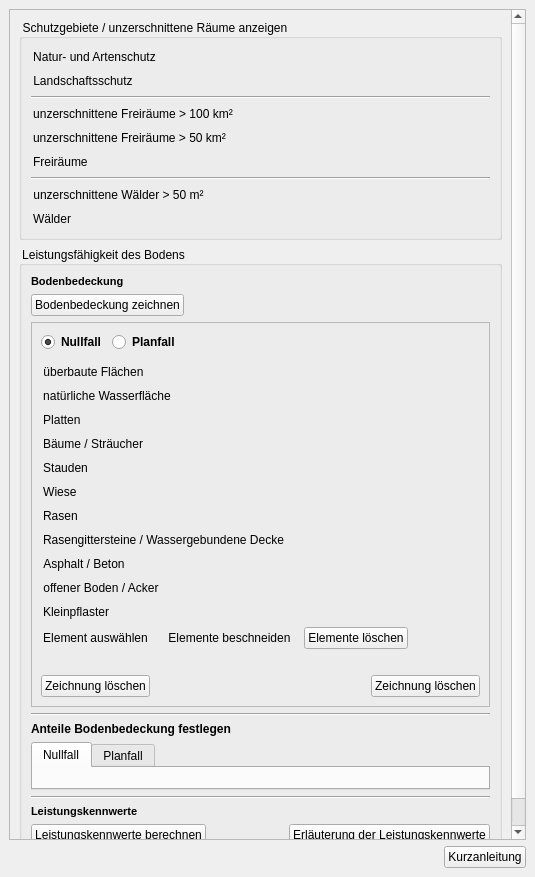
First picture: the form in projektcheck/ui/ProjektCheck_dockwidget_analysis_04-Oeko.ui, repository projektcheck/ProjektCheck-QGIS, before the edit.
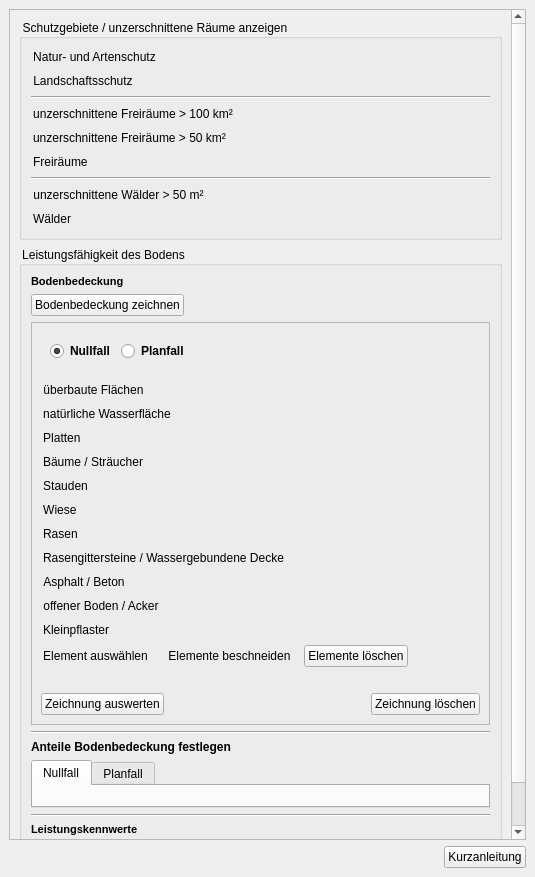
Second picture: the form after the edit. Icons and pictures are not drawn. Custom widgets are drawn as their Qt base class.

Commit message: fixed nullfall/planfall radio; ui changes

Patch:
```diff
--- a/projektcheck/ui/ProjektCheck_dockwidget_analysis_04-Oeko.ui
+++ b/projektcheck/ui/ProjektCheck_dockwidget_analysis_04-Oeko.ui
@@ -408,10 +408,8 @@
              </property>
              <layout class="QVBoxLayout" name="verticalLayout_5">
               <item>
-               <layout class="QHBoxLayout" name="horizontalLayout">
-                <property name="topMargin">
-                 <number>0</number>
-                </property>
+               <widget class="QWidget" name="widget" native="true">
+                <layout class="QHBoxLayout" name="horizontalLayout_2">
                 <item>
                  <widget class="QRadioButton" name="null_fall_radio">
                   <property name="sizePolicy">
@@ -497,6 +495,7 @@
                  </spacer>
                 </item>
                </layout>
+               </widget>
               </item>
               <item>
                <spacer name="verticalSpacer">
@@ -1073,11 +1072,17 @@
                    <enum>Qt::LeftToRight</enum>
                   </property>
                   <property name="text">
-                   <string>Zeichnung löschen</string>
+                   <string>Zeichnung auswerten</string>
                   </property>
                   <property name="icon">
                    <iconset>
-                    <normaloff>../../images/iconset_mob/20190619_iconset_mob_delete_1.png</normaloff>../../images/iconset_mob/20190619_iconset_mob_delete_1.png</iconset>
+                    <normaloff>../../images/iconset_mob/20190619_iconset_mob_calculate_values_1.png</normaloff>../../images/iconset_mob/20190619_iconset_mob_calculate_values_1.png</iconset>
+                  </property>
+                  <property name="iconSize">
+                   <size>
+                    <width>16</width>
+                    <height>16</height>
+                   </size>
                   </property>
                  </widget>
                 </item>
@@ -1147,6 +1152,12 @@
            </item>
            <item>
             <widget class="QTabWidget" name="tabWidget">
+             <property name="sizePolicy">
+              <sizepolicy hsizetype="Expanding" vsizetype="Minimum">
+               <horstretch>0</horstretch>
+               <verstretch>0</verstretch>
+              </sizepolicy>
+             </property>
              <property name="currentIndex">
               <number>0</number>
              </property>
```
Left out of the diff: 4 changed lines with no effect on the pictures. Lines whose indentation alone changed are shown as unchanged. The commit also changes 2 other files.
